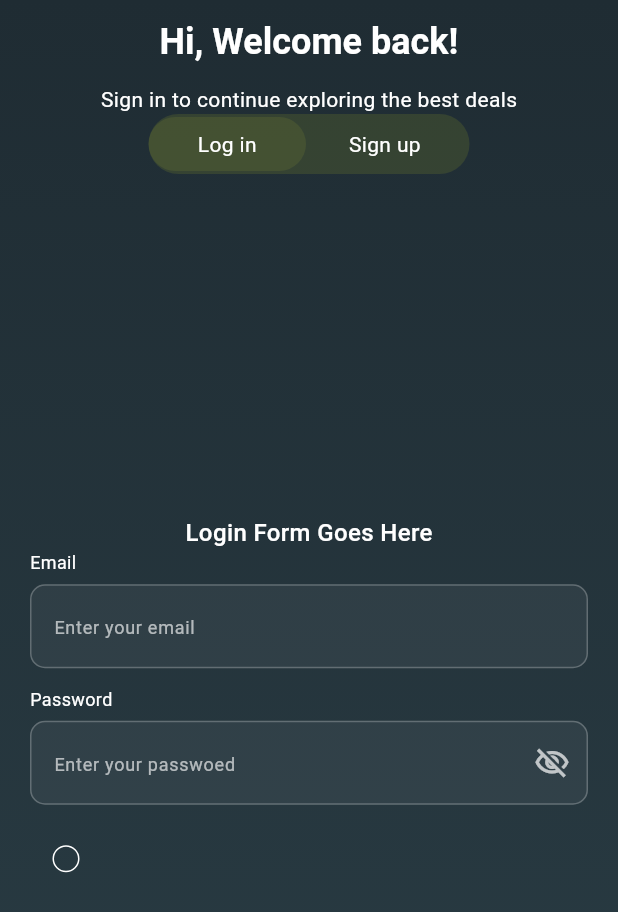
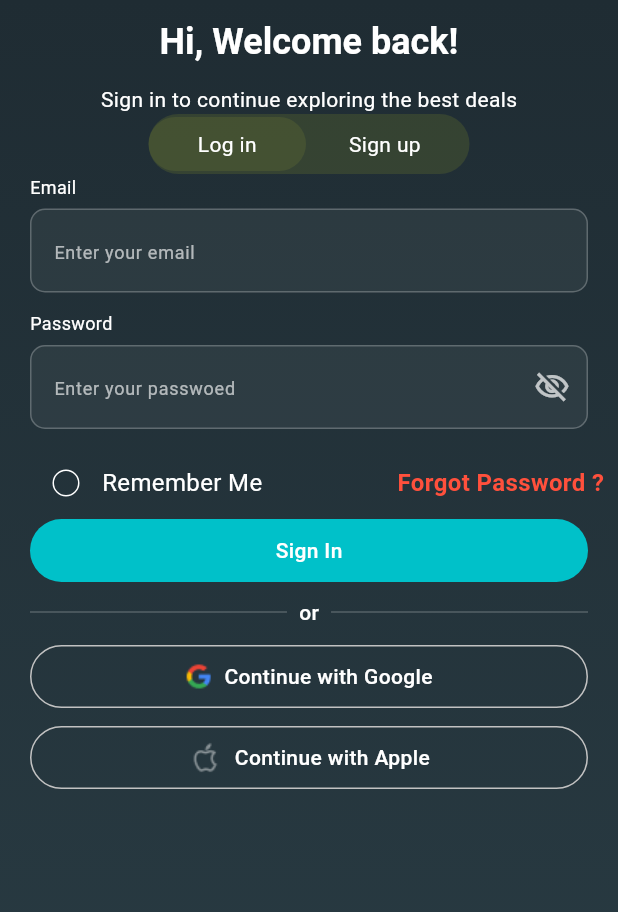
Before and after one commit to rayhantmt/dreckksapp, a Flutter app: the screen it shows after launch, after a tap on "Log in", on a phone screen of 412 x 824 dp. Shown: the top 912 px of the screen. Run offline on Flutter 3.47's test engine with Material 3 defaults, Android fonts, the light colour scheme and no system bars; our stand-ins replace get, google_fonts.

Commit message:
sign up and log in UI completed

```diff
--- a/lib/widgets/login_page.dart
+++ b/lib/widgets/login_page.dart
@@ -23,7 +23,7 @@ class _LoginPageState extends State<LoginPage> {
   bool Signup = true;
   bool user = true;
   bool serviceprovider = false;
-  bool isChecked=false;
+  bool isChecked = false;
   final TextEditingController namecontroller = TextEditingController();
   final TextEditingController numbercontroller = TextEditingController();
   final TextEditingController agecontroller = TextEditingController();
@@ -36,10 +36,7 @@ class _LoginPageState extends State<LoginPage> {
     return Column(
       mainAxisAlignment: MainAxisAlignment.center,
       children: [
-        Text(
-          "Login Form Goes Here",
-          style: AppTextStyle.roboto(fontSize: 16, fontWeight: FontWeight.w500),
-        ),
+
         CustomTextFormField(
           label: 'Email',
           hint: 'Enter your email',
@@ -60,13 +57,14 @@ class _LoginPageState extends State<LoginPage> {
             onPressed: () {
               setState(() {
                 _obscurePassword = !_obscurePassword;
-
               });
             },
           ),
         ),
 
-          Row(children: [
+        Row(
+          mainAxisAlignment: MainAxisAlignment.spaceBetween,
+          children: [
             Checkbox(
               value: isChecked,
               onChanged: (bool? value) {
@@ -79,7 +77,145 @@ class _LoginPageState extends State<LoginPage> {
               side: const BorderSide(color: Colors.white),
               shape: const CircleBorder(),
             ),
-          ],)
+            Text(
+              'Remember Me',
+              style: AppTextStyle.roboto(
+                fontSize: 16,
+                fontWeight: FontWeight.w400,
+              ),
+            ),
+            SizedBox(width: 90),
+            Text(
+              'Forgot Password ?',
+              style: AppTextStyle.roboto(
+                fontSize: 16,
+                fontWeight: FontWeight.w600,
+                color: Color(0xFFFF503C),
+              ),
+            ),
+          ],
+        ),
+
+        Container(
+          height: 42,
+          width: double.infinity,
+          decoration: BoxDecoration(
+            borderRadius: BorderRadius.circular(40),
+            color: Color(0xFF00C1C9),
+          ),
+
+          child: Center(
+            child: Text(
+              'Sign In',
+              style: AppTextStyle.roboto(
+                fontSize: 14,
+                fontWeight: FontWeight.w500,
+              ),
+            ),
+          ),
+        ),
+
+        SizedBox(height: 10),
+        Row(
+          children: [
+            Expanded(
+              child: Divider(
+                color: Color(0x38FFFFFF).withOpacity(0.22),
+                thickness: 1,
+              ),
+            ),
+            Padding(
+              padding: const EdgeInsets.symmetric(horizontal: 8.0),
+              child: Text(
+                'or',
+                style: AppTextStyle.roboto(
+                  fontSize: 14,
+                  fontWeight: FontWeight.w500,
+                ),
+              ),
+            ),
+            Expanded(
+              child: Divider(
+                color: Color(0x38FFFFFF).withOpacity(0.22),
+                thickness: 1,
+              ),
+            ),
+          ],
+        ),
+        SizedBox(height: 12),
+        Container(
+          height: 42,
+          width: double.infinity,
+          decoration: BoxDecoration(
+            borderRadius: BorderRadius.circular(40),
+            color: Colors.transparent,
+            border: Border.all(
+              color: Color(0xFFC2C2C2), // #C2C2C2
+              width: 1,
+            ),
+          ),
+
+          child: Row(
+            mainAxisAlignment: MainAxisAlignment.center,
+            children: [
+              Container(
+                height: 18,
+                width: 18,
+                child: Image.asset('assets/images/google.png'),
+              ),
+              SizedBox(width: 8),
+
+              Text(
+                'Continue with Google',
+
+                style: AppTextStyle.roboto(
+                  fontSize: 14,
+                  fontWeight: FontWeight.w500,
+                ),
+              ),
+            ],
+          ),
+        ),
+
+SizedBox(height: 12,),
+
+  Container(
+          height: 42,
+          width: double.infinity,
+          decoration: BoxDecoration(
+            borderRadius: BorderRadius.circular(40),
+            color: Colors.transparent,
+            border: Border.all(
+              color: Color(0xFFC2C2C2), // #C2C2C2
+              width: 1,
+            ),
+          ),
+
+          child: Row(
+            mainAxisAlignment: MainAxisAlignment.center,
+            children: [
+              Container(
+                height: 23,
+                width: 23,
+                child: Image.asset('assets/images/apple.png',
+                fit: BoxFit.fill,
+                ),
+              ),
+              SizedBox(width: 8),
+
+              Text(
+                'Continue with Apple',
+
+                style: AppTextStyle.roboto(
+                  fontSize: 14,
+                  fontWeight: FontWeight.w500,
+                ),
+              ),
+            ],
+          ),
+        ),
+SizedBox(height: 300,)
+
       ],
     );
   }
@@ -220,7 +356,9 @@ class _LoginPageState extends State<LoginPage> {
           TickBox(),
           SizedBox(height: 10),
           InkWell(
-            onTap: () {Get.to(()=>VerifyScreen());},
+            onTap: () {
+              Get.to(() => VerifyScreen());
+            },
             child: Container(
               height: 42,
               width: double.infinity,
@@ -228,10 +366,18 @@ class _LoginPageState extends State<LoginPage> {
                 borderRadius: BorderRadius.circular(40),
                 color: Color(0xFF00C1C9),
               ),
-              child: Center(child: Text('Verify Email',style: AppTextStyle.roboto(fontSize: 14, fontWeight: FontWeight.w500),)),
+              child: Center(
+                child: Text(
+                  'Verify Email',
+                  style: AppTextStyle.roboto(
+                    fontSize: 14,
+                    fontWeight: FontWeight.w500,
                   ),
                 ),
-          SizedBox(height: 20,)
+              ),
+            ),
+          ),
+          SizedBox(height: 20),
         ],
       ),
     );
```
Also changed, not shown: assets/images/apple.png (added), assets/images/google.png (added). Lines whose indentation alone changed are shown as unchanged.
